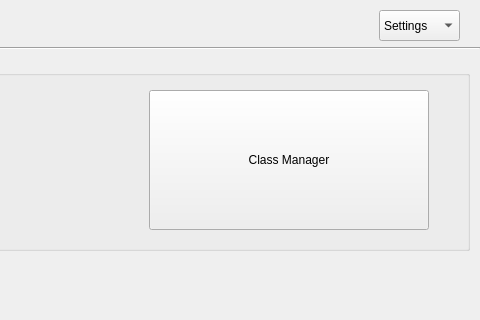
Before: the Qt Designer form teacher.ui in dkithmal/BinduProjectTeacher, drawn with Qt 5; both pictures show x 821 to 1301 and y 0 to 320 of the 1301 by 705 pixel window.
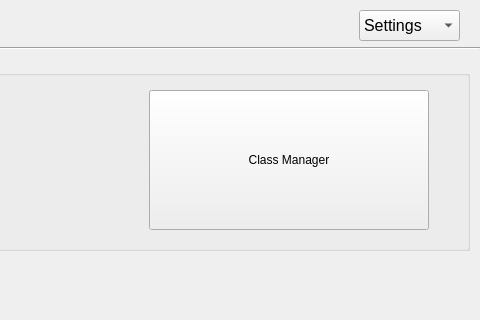
After: the same form once the commit is applied.

What changed in the file:
```diff
--- a/teacher.ui
+++ b/teacher.ui
@@ -81,12 +81,17 @@
   <widget class="QComboBox" name="comboBox">
    <property name="geometry">
     <rect>
-     <x>1200</x>
+     <x>1180</x>
      <y>10</y>
-     <width>81</width>
+     <width>101</width>
      <height>31</height>
     </rect>
    </property>
+   <property name="font">
+    <font>
+     <pointsize>12</pointsize>
+    </font>
+   </property>
    <item>
     <property name="text">
      <string>Settings</string>
```
Left out of the diff: 6 changed lines with no effect on the pictures.
